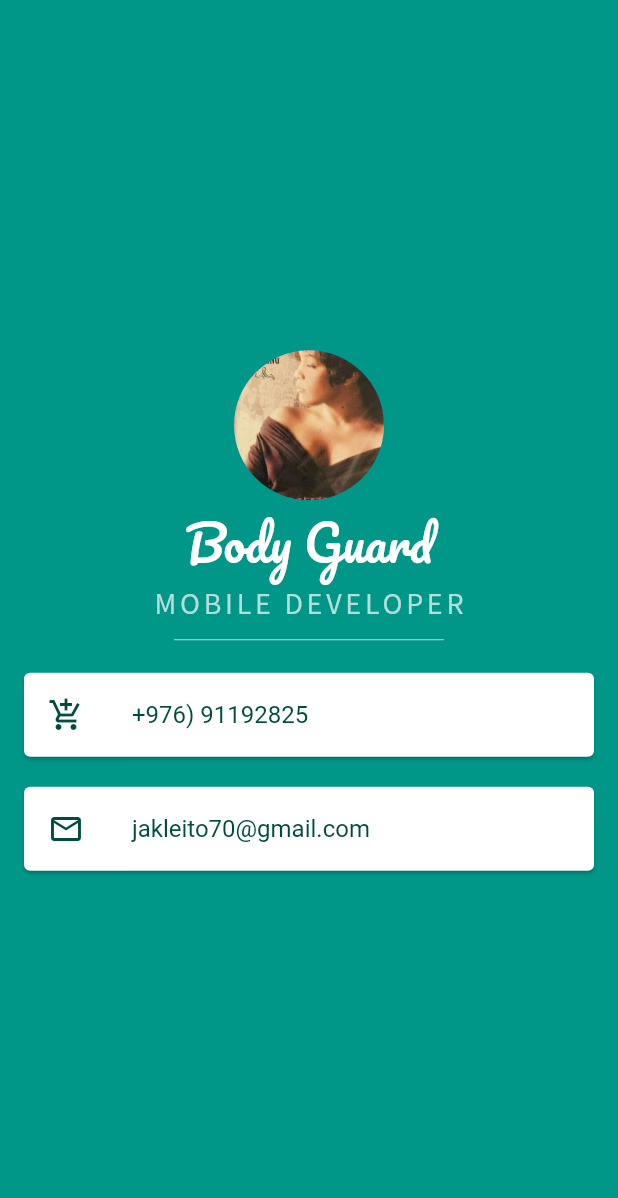
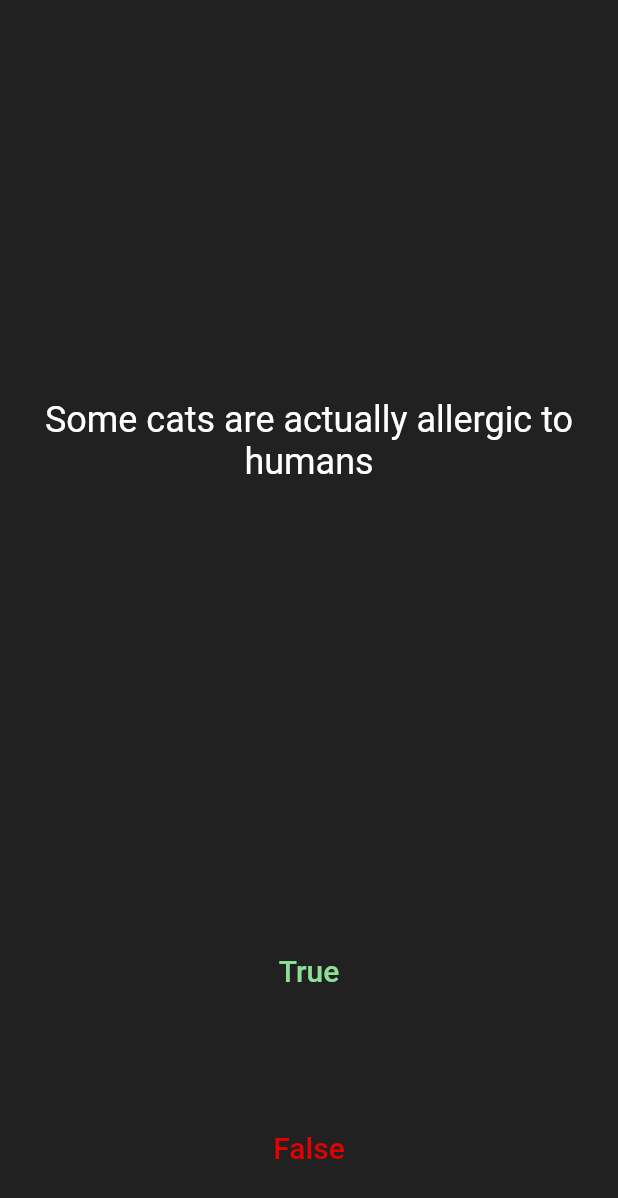
Before and after one commit to Terry-Soma/flutter-first-profile, a Flutter app: the screen it shows after launch, on a phone screen of 412 x 824 dp. Shown: the top 1198 px of the screen. Run offline on Flutter 3.47's test engine with Material 2 defaults, Android fonts, the phone set to English and light mode, and no system bars; our stand-ins replace rflutter_alert.

Commit message:
dart oop concepts

```diff
--- a/lib/main.dart
+++ b/lib/main.dart
@@ -1,8 +1,11 @@
 import 'package:flutter/material.dart';
+import 'quizBrain.dart';
+import 'package:rflutter_alert/rflutter_alert.dart';
 
+QuizBrain quizBrain = QuizBrain();
 /* starting code */
 void main() {
-  runApp(const MyApp());
+  runApp(const Quizzler());
 }
 
 ///*************  Acknowledge *********************
@@ -11,72 +14,134 @@
 //=>  ====    {}
 
 //*/
-class MyApp extends StatelessWidget {
-  const MyApp({super.key});
+class Quizzler extends StatelessWidget {
+  const Quizzler({super.key});
 
   @override
   Widget build(BuildContext context) {
     return MaterialApp(
-        home: Scaffold(
-            backgroundColor: Colors.teal,
-            body: SafeArea(
-                child: Column(
-              mainAxisAlignment: MainAxisAlignment.center,
-              children: <Widget>[
-                const CircleAvatar(
-                  radius: 50,
-                  backgroundImage: AssetImage("images/nothing.jpg"),
-                ),
-                const Text(
-                  "Body Guard",
-                  style: TextStyle(
-                      fontSize: 32.0,
-                      color: Colors.white,
-                      fontFamily: 'Pacifico'),
-                ),
-                Text(
-                  "MOBILE DEVELOPER",
-                  style: TextStyle(
-                      fontSize: 20.0,
-                      color: Colors.teal[100],
-                      fontFamily: 'Source Sans Pro',
-                      letterSpacing: 2.5,
-                      fontWeight: FontWeight.w500),
-                ),
-                SizedBox(
-                  width: 180,
-                  height: 24,
-                  child: Divider(color: Colors.teal[100]),
-                ),
-                Card(
-                    color: Colors.white,
-                    margin: const EdgeInsets.symmetric(
-                        vertical: 10, horizontal: 16),
-                    child: ListTile(
-                      leading: Icon(
-                        Icons.add_shopping_cart,
-                        color: Colors.teal[900],
-                      ),
-                      title: Text(
-                        "+976) 91192825",
-                        style: TextStyle(color: Colors.teal[900], fontSize: 16),
-                      ),
-                    )),
-                Card(
-                  color: Colors.white,
-                  margin:
-                      const EdgeInsets.symmetric(vertical: 10, horizontal: 16),
-                  child: ListTile(
-                    leading: Icon(
-                      Icons.email_outlined,
-                      color: Colors.teal[900],
-                    ),
-                    title: Text("jakleito70@gmail.com",
-                        style:
-                            TextStyle(color: Colors.teal[900], fontSize: 16)),
-                  ),
-                )
-              ],
-            ))));
+      home: Scaffold(
+        backgroundColor: Colors.grey.shade900,
+        body: const SafeArea(
+          child: Padding(
+            padding: EdgeInsets.symmetric(horizontal: 10),
+            child: QuizPage(),
+          ),
+        ),
+      ),
+    );
   }
 }
+
+class QuizPage extends StatefulWidget {
+  const QuizPage({super.key});
+
+  @override
+  State<QuizPage> createState() => _QuizPageState();
+}
+
+class _QuizPageState extends State<QuizPage> {
+  List<Icon> scoreKeeper = [];
+  void checkAnswer(bool userPickedAnswer) {
+    bool correctAnswer = quizBrain.getCorrectAnswer();
+
+    setState(() {
+      //TODO: Step 4 - Use IF/ELSE to check if we've reached the end of the quiz. If so,
+      //On the next line, you can also use if (quizBrain.isFinished()) {}, it does the same thing.
+      if (quizBrain.isFinished()) {
+        //TODO Step 4 Part A - show an alert using rFlutter_alert,
+
+        //This is the code for the basic alert from the docs for rFlutter Alert:
+        //Alert(context: context, title: "RFLUTTER", desc: "Flutter is awesome.").show();
+
+        //Modified for our purposes:
+        Alert(
+          context: context,
+          title: 'Finished!',
+          desc: 'You\'ve reached the end of the quiz., ',
+          // buttons: [
+          //   DialogButton(
+          //     child: Text(
+          //       "COOL",
+          //       style: TextStyle(color: Colors.white, fontSize: 20),
+          //     ),
+          //     onPressed: () => Navigator.pop(context),
+          //     width: 120,
+          //   )
+          // ],
+        ).show();
+
+        //TODO Step 4 Part C - reset the questionNumber,
+        quizBrain.reset();
+
+        //TODO Step 4 Part D - empty out the scoreKeeper.
+        scoreKeeper = [];
+      }
+
+      //TODO: Step 6 - If we've not reached the end, ELSE do the answer checking steps below 👇
+      else {
+        if (userPickedAnswer == correctAnswer) {
+          scoreKeeper.add(const Icon(
+            Icons.check,
+            color: Colors.green,
+          ));
+        } else {
+          scoreKeeper.add(const Icon(
+            Icons.close,
+            color: Colors.red,
+          ));
+        }
+        quizBrain.nextQuestion();
+      }
+    });
+  }
+
+  @override
+  Widget build(BuildContext context) {
+    return Column(
+      mainAxisAlignment: MainAxisAlignment.spaceBetween,
+      crossAxisAlignment: CrossAxisAlignment.stretch,
+      children: <Widget>[
+        Expanded(
+          flex: 5,
+          child: Padding(
+            padding: const EdgeInsets.all(10.0),
+            child: Center(
+              child: Text(
+                quizBrain.getQuestionText(),
+                textAlign: TextAlign.center,
+                style: const TextStyle(fontSize: 24.0, color: Colors.white),
+              ),
+            ),
+          ),
+        ),
+        Expanded(
+          child: Padding(
+            padding: const EdgeInsets.all(16.0),
+            child: TextButton(
+                child: const Text(
+                  "True",
+                  style: TextStyle(
+                      color: Color.fromARGB(255, 141, 223, 152),
+                      fontSize: 20.0),
+                ),
+                onPressed: () => checkAnswer(true)),
+          ),
+        ),
+        Expanded(
+          child: Padding(
+            padding: const EdgeInsets.all(16.0),
+            child: TextButton(
+                child: const Text(
+                  "False",
+                  style: TextStyle(
+                      color: Color.fromARGB(255, 231, 0, 0), fontSize: 20.0),
+                ),
+                onPressed: () => checkAnswer(false)),
+          ),
+        ),
+        Row(children: scoreKeeper),
+      ],
+    );
+  }
+}
--- /dev/null
+++ b/lib/quizBrain.dart
@@ -0,0 +1,57 @@
+import 'question.dart';
+
+class QuizBrain {
+  int _questionNumber = 0;
+
+  final List<Question> _questionBank = [
+    Question('Some cats are actually allergic to humans', true),
+    Question('You can lead a cow down stairs but not up stairs.', false),
+    Question('Approximately one quarter of human bones are in the feet.', true),
+    Question('A slug\'s blood is green.', true),
+    Question('Buzz Aldrin\'s mother\'s maiden name was \"Moon\".', true),
+    Question('It is illegal to pee in the Ocean in Portugal.', true),
+    Question(
+        'No piece of square dry paper can be folded in half more than 7 times.',
+        false),
+    Question(
+        'In London, UK, if you happen to die in the House of Parliament, you are technically entitled to a state funeral, because the building is considered too sacred a place.',
+        true),
+    Question(
+        'The loudest sound produced by any animal is 188 decibels. That animal is the African Elephant.',
+        false),
+    Question(
+        'The total surface area of two human lungs is approximately 70 square metres.',
+        true),
+    Question('Google was originally called \"Backrub\".', true),
+    Question(
+        'Chocolate affects a dog\'s heart and nervous system; a few ounces are enough to kill a small dog.',
+        true),
+    Question(
+        'In West Virginia, USA, if you accidentally hit an animal with your car, you are free to take it home to eat.',
+        true),
+  ];
+
+  void nextQuestion() {
+    if (_questionNumber < _questionBank.length - 1) {
+      _questionNumber++;
+    }
+  }
+
+  String getQuestionText() {
+    return _questionBank[_questionNumber].questionText;
+  }
+
+  bool getCorrectAnswer() {
+    return _questionBank[_questionNumber].questionAnswer;
+  }
+
+  bool isFinished() {
+    if (_questionNumber >= _questionBank.length - 1) {
+      return true;
+    } else {
+      return false;
+    }
+  }
+
+  void reset() => _questionNumber = 0;
+}
--- a/pubspec.yaml
+++ b/pubspec.yaml
@@ -36,6 +36,7 @@
   # The following adds the Cupertino Icons font to your application.
   # Use with the CupertinoIcons class for iOS style icons.
   cupertino_icons: ^1.0.2
+  rflutter_alert: ^2.0.4
 
 dev_dependencies:
   flutter_test:
@@ -62,6 +63,8 @@
   # To add assets to your application, add an assets section, like this:
   assets:
     - images/
+  #  - assets/
+
   #   - images/a_dot_ham.jpeg
 
   # An image asset can refer to one or more resolution-specific "variants", see
```
Also changed, not shown: lib/question.dart (added, +9 -0 lines), pubspec.lock, 1 other file.
